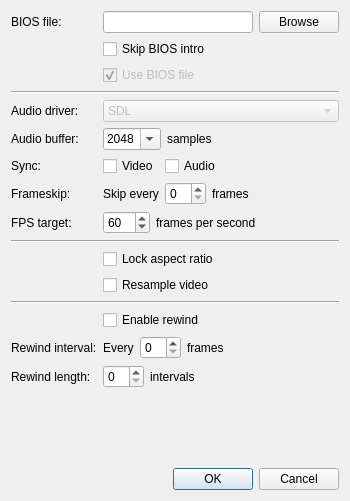
Above: Libretro/mgba/src/platform/qt/SettingsView.ui from kiddreads/Avalon-copy2 before the change. Below: the same form after it.
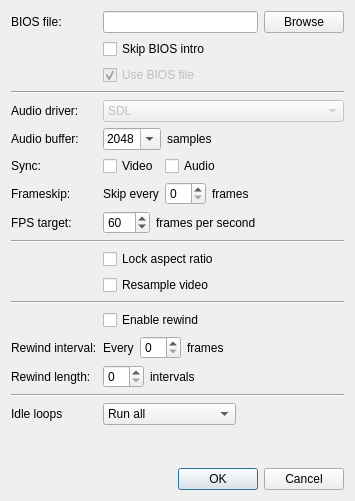
That is the form after the change.

Commit message: Qt: Support idle loop optimization

```diff
--- a/Libretro/mgba/src/platform/qt/SettingsView.ui
+++ b/Libretro/mgba/src/platform/qt/SettingsView.ui
@@ -6,7 +6,7 @@
    <rect>
     <x>0</x>
     <y>0</y>
-    <width>350</width>
+    <width>355</width>
     <height>501</height>
    </rect>
   </property>
@@ -326,6 +326,39 @@
        </item>
       </layout>
      </item>
+     <item row="17" column="1">
+      <widget class="QComboBox" name="idleOptimization">
+       <item>
+        <property name="text">
+         <string>Run all</string>
+        </property>
+       </item>
+       <item>
+        <property name="text">
+         <string>Remove known</string>
+        </property>
+       </item>
+       <item>
+        <property name="text">
+         <string>Detect and remove</string>
+        </property>
+       </item>
+      </widget>
+     </item>
+     <item row="16" column="0" colspan="2">
+      <widget class="Line" name="line_4">
+       <property name="orientation">
+        <enum>Qt::Horizontal</enum>
+       </property>
+      </widget>
+     </item>
+     <item row="17" column="0">
+      <widget class="QLabel" name="label_15">
+       <property name="text">
+        <string>Idle loops</string>
+       </property>
+      </widget>
+     </item>
     </layout>
    </item>
    <item>
```
The commit also changes 7 other files.
